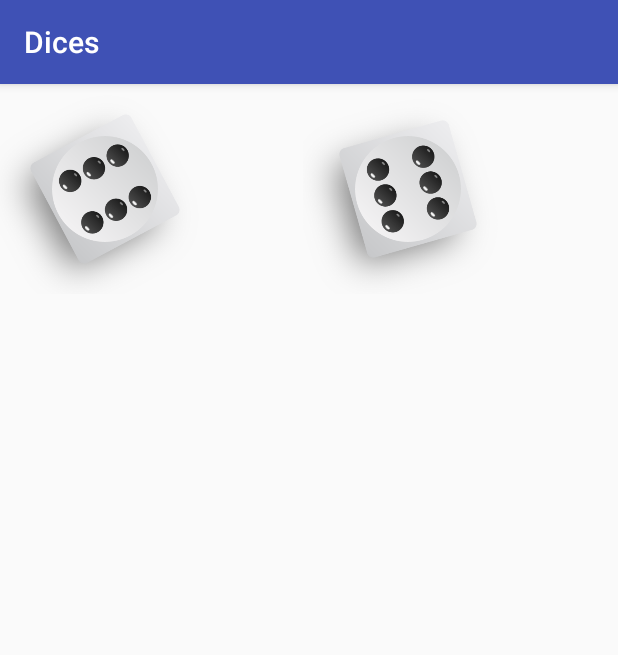
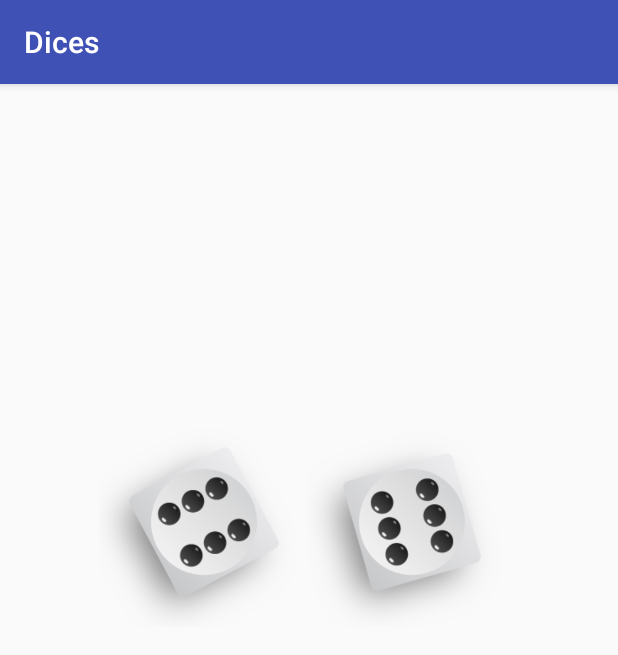
Before and after one commit to kulikovman/Dices, an Android app: the screen it shows after launch (MainActivity), on a phone screen of 412 x 824 dp. Shown: the top 655 px of the screen. Run offline under Robolectric (Android 15) with nearby library versions, the phone set to English and light mode, and no system bars.

Commit message:
Кубики выровнены в макете

```diff
--- a/app/src/main/res/layout/activity_main.xml
+++ b/app/src/main/res/layout/activity_main.xml
@@ -7,24 +7,42 @@
     android:layout_height="match_parent"
     tools:context="ru.kulikovman.dices.MainActivity">
 
+    <TextView
+        android:id="@+id/textView"
+        android:layout_width="wrap_content"
+        android:layout_height="wrap_content"
+        android:layout_marginLeft="8dp"
+        app:layout_constraintLeft_toLeftOf="parent"
+        android:layout_marginRight="8dp"
+        app:layout_constraintRight_toRightOf="parent"
+        app:layout_constraintTop_toTopOf="parent"
+        android:layout_marginTop="8dp"
+        app:layout_constraintBottom_toBottomOf="parent"
+        android:layout_marginBottom="8dp"
+        app:layout_constraintVertical_bias="0.39999998"/>
 
     <ImageView
         android:id="@+id/dice_left"
         android:layout_width="140dp"
         android:layout_height="140dp"
         app:srcCompat="@drawable/dice_6_05"
-        tools:layout_editor_absoluteY="185dp"
-        tools:layout_editor_absoluteX="8dp"/>
+        app:layout_constraintRight_toLeftOf="@+id/textView"
+        android:layout_marginRight="0dp"
+        app:layout_constraintTop_toTopOf="parent"
+        android:layout_marginTop="8dp"
+        app:layout_constraintBottom_toBottomOf="parent"
+        android:layout_marginBottom="8dp"
+        app:layout_constraintVertical_bias="0.35000002"/>
 
     <ImageView
         android:id="@+id/dice_right"
         android:layout_width="140dp"
         android:layout_height="140dp"
         app:srcCompat="@drawable/dice_6_02"
-        tools:layout_editor_absoluteY="185dp"
-        app:layout_constraintLeft_toRightOf="@+id/dice_left"
-        android:layout_marginLeft="0dp"
-        android:layout_marginRight="8dp"
-        app:layout_constraintRight_toRightOf="parent"/>
+        app:layout_constraintLeft_toRightOf="@+id/textView"
+        android:layout_marginLeft="-1dp"
+        app:layout_constraintTop_toTopOf="@+id/dice_left"
+        android:layout_marginTop="0dp"/>
+
 
 </android.support.constraint.ConstraintLayout>
```
Also changed, not shown: app/src/main/res/drawable/dice_6_02.png, app/src/main/res/drawable/dice_6_05.png, 2 other files.
